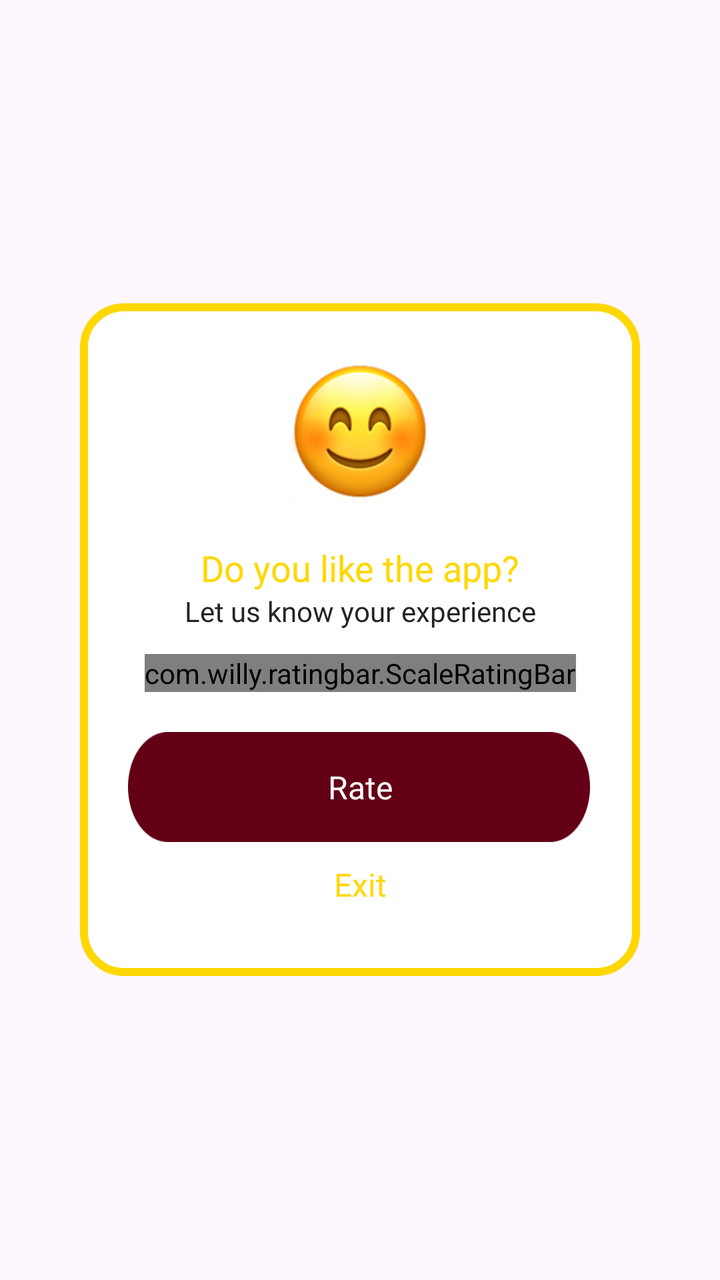
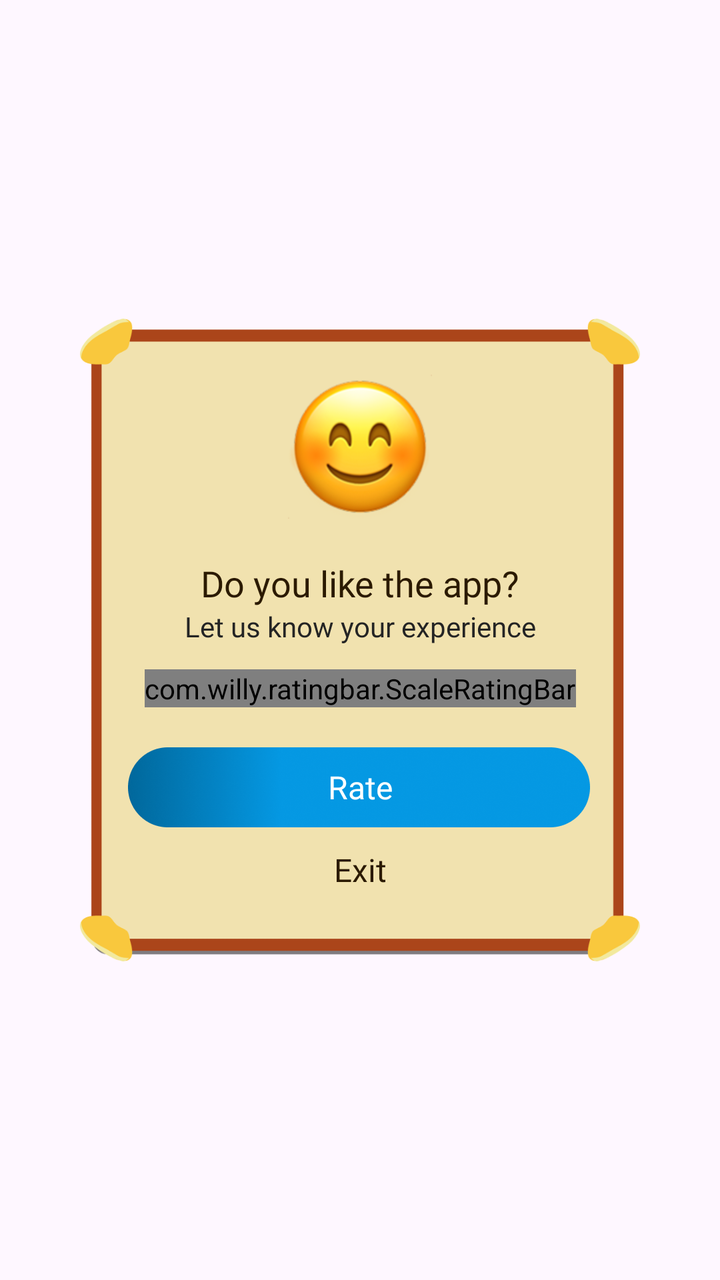

Compare the two renders of this Android layout. The source of the first and the diff that turns it into the second are given below.
<!-- AndroidManifest.xml: application theme Theme.BaseProject -->
<!-- res/layout/dialog_rate.xml -->
<?xml version="1.0" encoding="utf-8"?>
<layout xmlns:android="http://schemas.android.com/apk/res/android"
    xmlns:app="http://schemas.android.com/apk/res-auto">

    <LinearLayout
        android:layout_width="match_parent"
        android:layout_height="match_parent"
        android:gravity="center">

        <androidx.constraintlayout.widget.ConstraintLayout
            android:layout_width="match_parent"
            android:layout_height="wrap_content"
            android:layout_marginHorizontal="40dp"
            android:background="@drawable/bg_16_solid_white">

            <androidx.appcompat.widget.AppCompatImageView
                android:id="@+id/imvAvtRate"
                android:layout_width="72dp"
                android:layout_height="72dp"
                android:layout_marginTop="28dp"
                android:src="@drawable/ic_rate_zero"
                app:layout_constraintEnd_toEndOf="parent"
                app:layout_constraintStart_toStartOf="parent"
                app:layout_constraintTop_toTopOf="parent" />

            <androidx.appcompat.widget.AppCompatTextView
                android:id="@+id/tv1"
                android:layout_width="match_parent"
                android:layout_height="wrap_content"
                android:layout_marginTop="20dp"
                android:fontFamily="@font/roboto_medium"
                android:freezesText="true"
                android:gravity="center"
                android:text="@string/zero_star_title"
                android:textColor="@color/app"
                android:textSize="18sp"
                app:layout_constraintEnd_toEndOf="parent"
                app:layout_constraintStart_toStartOf="parent"
                app:layout_constraintTop_toBottomOf="@id/imvAvtRate" />

            <androidx.appcompat.widget.AppCompatTextView
                android:id="@+id/tv2"
                android:layout_width="match_parent"
                android:layout_height="wrap_content"
                android:fontFamily="@font/montserrat_medium"
                android:freezesText="true"
                android:gravity="center"
                android:text="@string/zero_star"
                android:textColor="#242424"
                android:textSize="14sp"
                app:layout_constraintEnd_toEndOf="parent"
                app:layout_constraintStart_toStartOf="parent"
                app:layout_constraintTop_toBottomOf="@id/tv1" />

            <com.willy.ratingbar.ScaleRatingBar
                android:id="@+id/ll1"
                android:layout_width="wrap_content"
                android:layout_height="wrap_content"
                android:layout_marginTop="12dp"
                app:layout_constraintEnd_toEndOf="parent"
                app:layout_constraintStart_toStartOf="parent"
                app:layout_constraintTop_toBottomOf="@id/tv2"
                app:srb_clearRatingEnabled="false"
                app:srb_clickable="true"
                app:srb_drawableEmpty="@drawable/ic_rate_not"
                app:srb_drawableFilled="@drawable/ic_rate"
                app:srb_isIndicator="false"
                app:srb_minimumStars="0"
                app:srb_numStars="0"
                app:srb_rating="0"
                app:srb_scrollable="true"
                app:srb_starHeight="30dp"
                app:srb_starPadding="4dp"
                app:srb_starWidth="30dp"
                app:srb_stepSize="1" />

            <LinearLayout
                android:layout_width="match_parent"
                android:layout_height="wrap_content"
                android:layout_marginHorizontal="24dp"
                android:layout_marginBottom="20dp"
                android:gravity="center"
                android:orientation="vertical"
                app:layout_constraintBottom_toBottomOf="parent"
                app:layout_constraintEnd_toEndOf="parent"
                app:layout_constraintStart_toStartOf="parent"
                app:layout_constraintTop_toBottomOf="@id/ll1">

                <androidx.cardview.widget.CardView
                    android:id="@+id/btnVote"
                    android:layout_width="match_parent"
                    android:layout_height="55dp"
                    android:layout_marginTop="20dp"
                    app:cardCornerRadius="8dp"
                    app:cardBackgroundColor="@color/transparent"
                    app:cardElevation="0dp">

                    <TextView
                        android:layout_width="match_parent"
                        android:layout_height="match_parent"
                        android:layout_gravity="center"
                        android:fontFamily="@font/roboto_medium"
                        android:gravity="center"
                        android:background="@drawable/bg_btn_rate"
                        android:text="@string/rate"
                        android:textAllCaps="false"
                        android:textColor="@color/white"
                        android:textSize="16sp" />
                </androidx.cardview.widget.CardView>

                <androidx.appcompat.widget.AppCompatTextView
                    android:id="@+id/btnCancel"
                    android:layout_width="match_parent"
                    android:layout_height="wrap_content"
                    android:fontFamily="@font/roboto_medium"
                    android:gravity="center"
                    android:paddingVertical="15dp"
                    android:text="@string/exit"
                    android:layout_marginTop="-5dp"
                    android:textAllCaps="false"
                    android:textColor="@color/app"
                    android:textSize="16sp" />
            </LinearLayout>
        </androidx.constraintlayout.widget.ConstraintLayout>

    </LinearLayout>
</layout>
<!-- resources referenced by this layout -->
<resources>
  <color name="app">#FFD700</color>
  <color name="transparent">#00FFFFFF</color>
  <color name="white">#FFFFFFFF</color>
  <!-- drawable bg_16_solid_white (drawable) -->
  <?xml version="1.0" encoding="utf-8"?>
  <shape xmlns:android="http://schemas.android.com/apk/res/android">
      <corners android:radius="20dp" />
      <solid android:color="@color/white" />
      <stroke android:color="@color/app" android:width="4dp"/>
  </shape>
  <!-- drawable bg_btn_rate: png bitmap (drawable, 2635 bytes) -->
  <!-- drawable ic_rate: png bitmap (drawable, 3832 bytes) -->
  <!-- drawable ic_rate_not: png bitmap (drawable, 1380 bytes) -->
  <!-- drawable ic_rate_zero: png bitmap (drawable, 23442 bytes) -->
  <string name="exit">Exit</string>
  <string name="rate">Rate</string>
  <string name="zero_star">Let us know your experience</string>
  <string name="zero_star_title">Do you like the app?</string>
  <style name="Theme.BaseProject" parent="Base.Theme.BaseProject" />
  <style name="Base.Theme.BaseProject" parent="Theme.Material3.DayNight.NoActionBar">
          <item name="android:windowTranslucentStatus">false</item>
          <item name="android:statusBarColor">@android:color/transparent</item>
          <item name="android:windowSoftInputMode">adjustResize</item>
      </style>
</resources>

<!-- the commit's change to res/layout/dialog_rate.xml (unified diff, before → after) -->
@@ -11,7 +11,7 @@
             android:layout_width="match_parent"
             android:layout_height="wrap_content"
             android:layout_marginHorizontal="40dp"
-            android:background="@drawable/bg_16_solid_white">
+            android:background="@drawable/bg_rate">
 
             <androidx.appcompat.widget.AppCompatImageView
                 android:id="@+id/imvAvtRate"
@@ -32,7 +32,7 @@
                 android:freezesText="true"
                 android:gravity="center"
                 android:text="@string/zero_star_title"
-                android:textColor="@color/app"
+                android:textColor="#2B1A00"
                 android:textSize="18sp"
                 app:layout_constraintEnd_toEndOf="parent"
                 app:layout_constraintStart_toStartOf="parent"
@@ -89,7 +89,7 @@
                 <androidx.cardview.widget.CardView
                     android:id="@+id/btnVote"
                     android:layout_width="match_parent"
-                    android:layout_height="55dp"
+                    android:layout_height="40dp"
                     android:layout_marginTop="20dp"
                     app:cardCornerRadius="8dp"
                     app:cardBackgroundColor="@color/transparent"
@@ -118,7 +118,7 @@
                     android:text="@string/exit"
                     android:layout_marginTop="-5dp"
                     android:textAllCaps="false"
-                    android:textColor="@color/app"
+                    android:textColor="#2B1A00"
                     android:textSize="16sp" />
             </LinearLayout>
         </androidx.constraintlayout.widget.ConstraintLayout>
<!-- resource entries referenced after the edit -->
@@ -1,16 +1,9 @@
 <!-- resources referenced by this layout -->
 <resources>
-  <color name="app">#FFD700</color>
   <color name="transparent">#00FFFFFF</color>
   <color name="white">#FFFFFFFF</color>
-  <!-- drawable bg_16_solid_white (drawable) -->
-  <?xml version="1.0" encoding="utf-8"?>
-  <shape xmlns:android="http://schemas.android.com/apk/res/android">
-      <corners android:radius="20dp" />
-      <solid android:color="@color/white" />
-      <stroke android:color="@color/app" android:width="4dp"/>
-  </shape>
-  <!-- drawable bg_btn_rate: png bitmap (drawable, 2635 bytes) -->
+  <!-- drawable bg_btn_rate: png bitmap (drawable, 53936 bytes) -->
+  <!-- drawable bg_rate: png bitmap (drawable, 15274 bytes) -->
   <!-- drawable ic_rate: png bitmap (drawable, 3832 bytes) -->
   <!-- drawable ic_rate_not: png bitmap (drawable, 1380 bytes) -->
   <!-- drawable ic_rate_zero: png bitmap (drawable, 23442 bytes) -->
